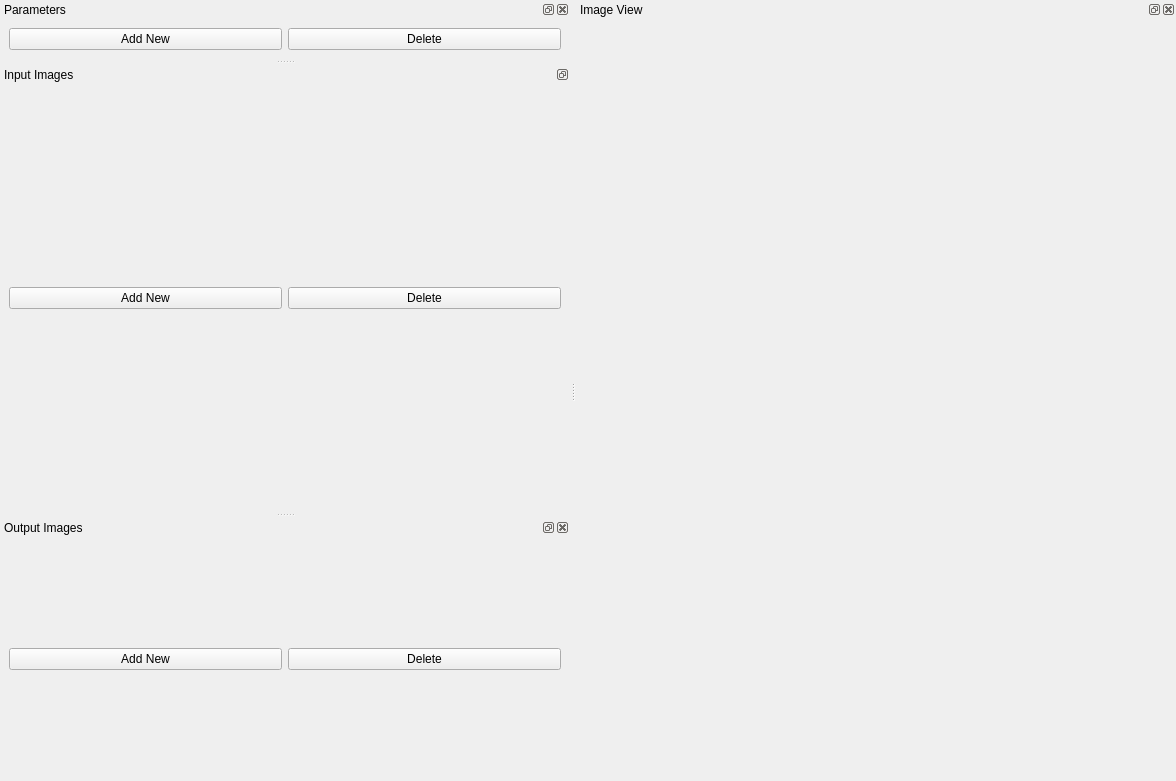
Old version of the form src/MainWindow.ui in the repository MilosSubotic/ImageDSP.
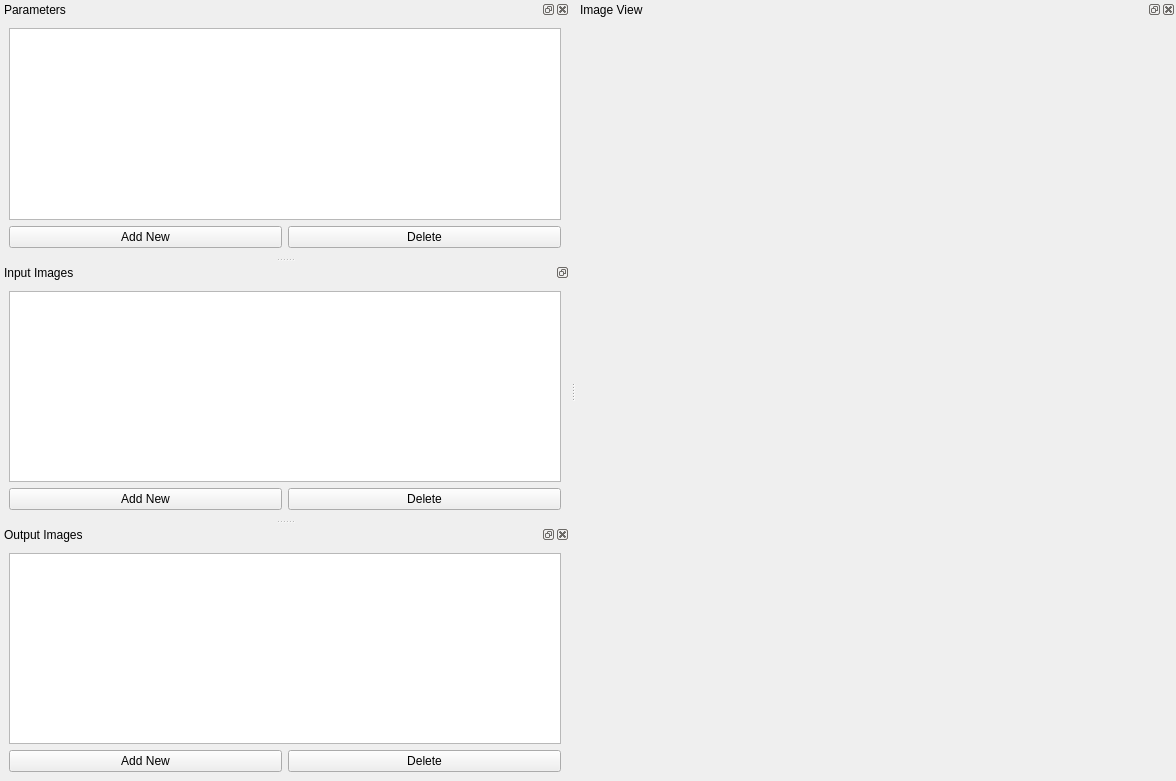
New version of the form.

What changed in the file:
```diff
--- a/src/MainWindow.ui
+++ b/src/MainWindow.ui
@@ -65,6 +65,9 @@
      </sizepolicy>
     </property>
     <layout class="QVBoxLayout" name="textureListLayout">
+     <item>
+      <widget class="QListWidget" name="paramsListWidget"/>
+     </item>
      <item>
       <layout class="QHBoxLayout" name="paramsListButtonLayout">
        <item>
@@ -102,7 +105,7 @@
    <property name="minimumSize">
     <size>
      <width>322</width>
-     <height>100</height>
+     <height>170</height>
     </size>
    </property>
    <property name="features">
@@ -116,6 +119,9 @@
    </attribute>
    <widget class="QWidget" name="inImgsListDockCentralWidget">
     <layout class="QVBoxLayout" name="uvViewDockLayout">
+     <item>
+      <widget class="QListWidget" name="inImgsListWidget"/>
+     </item>
      <item>
       <layout class="QHBoxLayout" name="horizontalLayout">
        <item>
@@ -146,6 +152,9 @@
    </attribute>
    <widget class="QWidget" name="outImgsListDockCentralWidget">
     <layout class="QVBoxLayout" name="verticalLayout_2">
+     <item>
+      <widget class="QListWidget" name="outImgsListWidget"/>
+     </item>
      <item>
       <layout class="QHBoxLayout" name="outImgsListButtons">
        <item>
```
Left out of the diff: 22 changed lines with no effect on the pictures.
